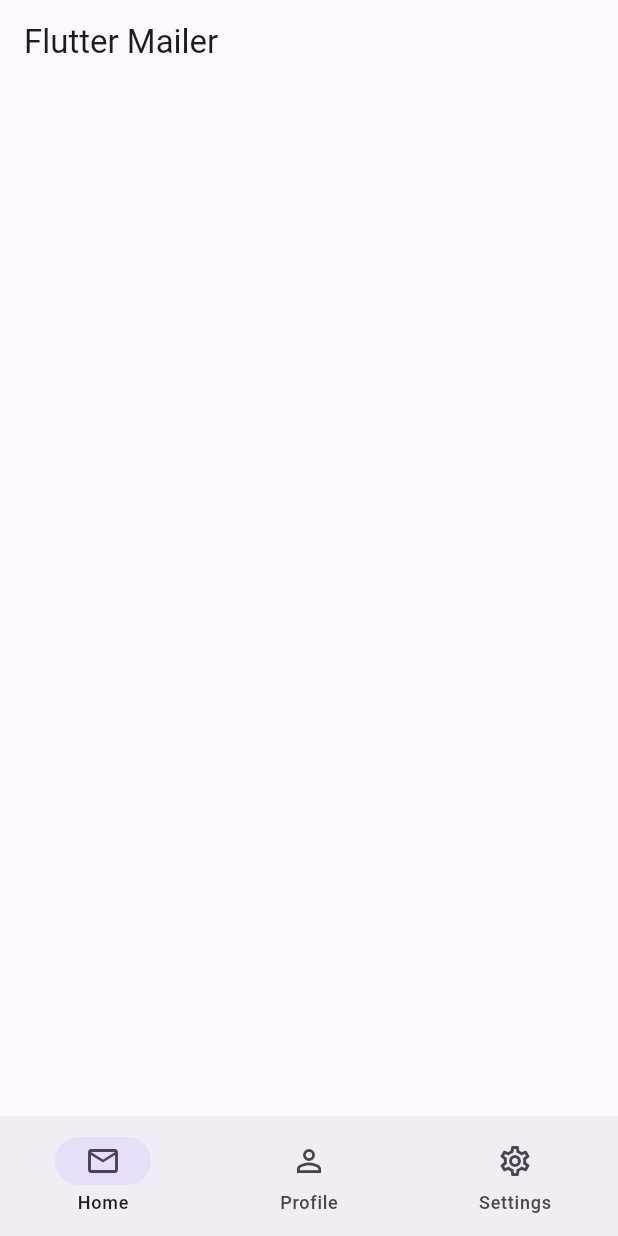
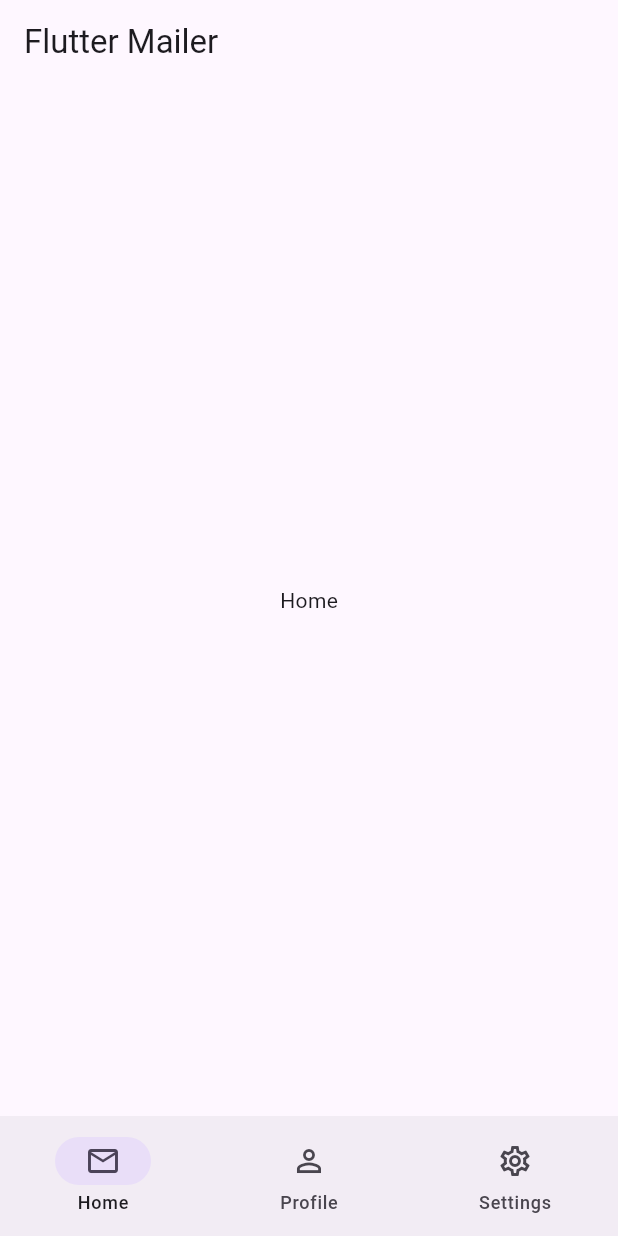
Before and after one commit to zrll12/flutter_mailer, a Flutter app: the screen it shows after launch, on a phone screen of 412 x 824 dp. Run offline on Flutter 3.47's test engine with Material 3 defaults, Android fonts, the phone set to English and light mode, and no system bars.

```diff
--- a/lib/main.dart
+++ b/lib/main.dart
@@ -1,4 +1,5 @@
 import 'package:flutter/material.dart';
+import 'package:flutter_mailer/page/add_profile.dart';
 import 'package:flutter_mailer/screen/home_screen.dart';
 
 void main() {
@@ -21,6 +22,10 @@ class FlutterMailer extends StatelessWidget {
         brightness: Brightness.dark,
       ),
       home: const HomeScreen(),
+      routes: {
+        'home': (context) => const HomeScreen(),
+        'add_profile': (context) => const AddProfilePage(),
+      },
     );
   }
 }
--- /dev/null
+++ b/lib/page/home.dart
@@ -0,0 +1,14 @@
+import 'package:flutter/material.dart';
+
+class HomePage extends StatelessWidget {
+  const HomePage({super.key});
+
+  @override
+  Widget build(BuildContext context) {
+    return const Scaffold(
+      body: Center(
+        child: Text('Home'),
+      ),
+    );
+  }
+}
--- a/lib/screen/home_screen.dart
+++ b/lib/screen/home_screen.dart
@@ -1,5 +1,8 @@
 
 import 'package:flutter/material.dart';
+import 'package:flutter_mailer/page/home.dart';
+import 'package:flutter_mailer/page/profile.dart';
+import 'package:flutter_mailer/page/setting.dart';
 
 class HomeScreen extends StatefulWidget {
   const HomeScreen({super.key});
@@ -43,6 +46,14 @@ class _HomeScreenState extends State<HomeScreen> {
         selectedIndex: _bottomIndex,
         onDestinationSelected: _bottomIndexChanged,
       ),
+      body: IndexedStack(
+        index: _bottomIndex,
+        children: const [
+          HomePage(),
+          ProfilePage(),
+          SettingPage(),
+        ],
+      ),
     );
   }
 }
```
Also changed, not shown: lib/page/add_profile.dart (added, +97 -0 lines), lib/page/profile.dart (added, +24 -0 lines), lib/page/setting.dart (added, +14 -0 lines).
